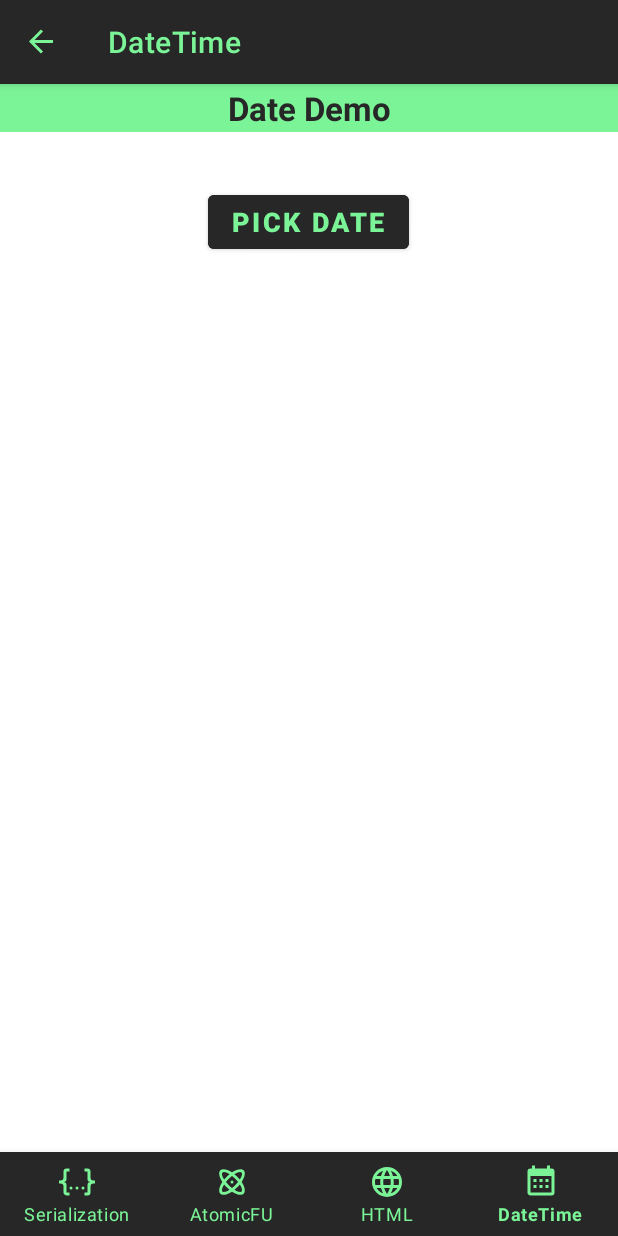
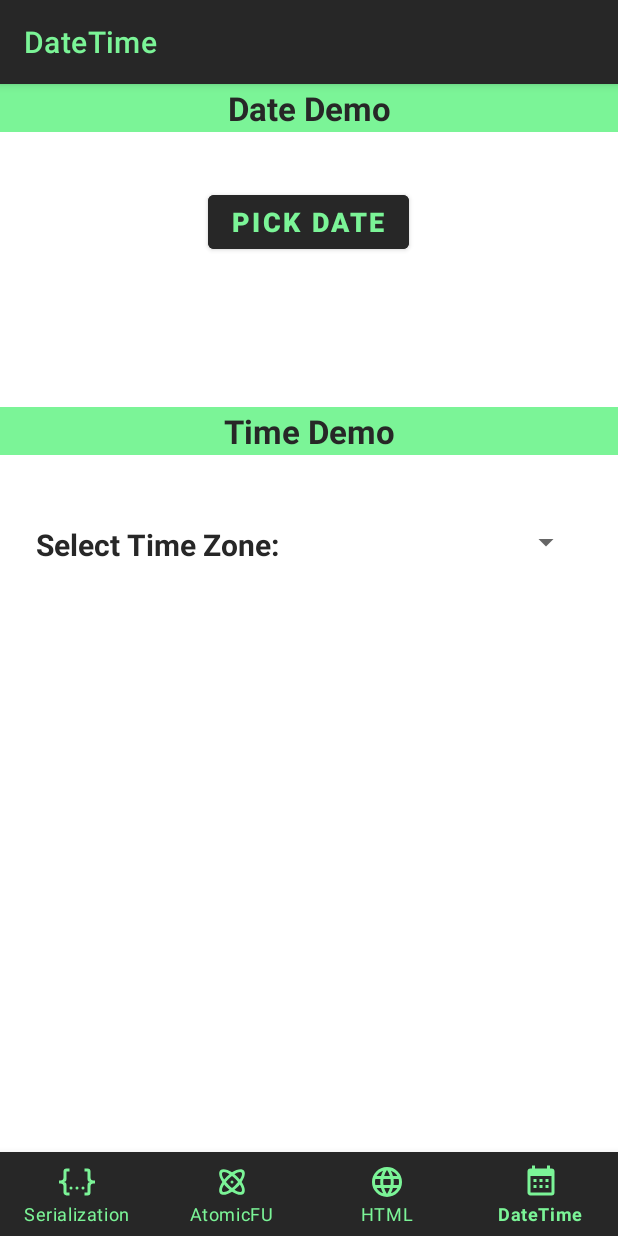
Before and after one commit to severn-everett/AndroidXDemo, an Android app: the DateTimeFragment screen opened through its navigation route, on a phone screen of 412 x 824 dp. Run offline under Robolectric (Android 15) with nearby library versions, the phone set to English and light mode, and no system bars; our stand-ins replace navigation-ui.

Commit message:
Added time demo for DateTimeFragment

```diff
--- a/app/src/main/java/com/severett/androidxdemo/MainActivity.kt
+++ b/app/src/main/java/com/severett/androidxdemo/MainActivity.kt
@@ -28,7 +28,8 @@ class MainActivity : AppCompatActivity() {
             setOf(
                 R.id.navigation_serialization,
                 R.id.navigation_atomicfu,
-                R.id.navigation_html
+                R.id.navigation_html,
+                R.id.navigation_datetime
             )
         )
         setupActionBarWithNavController(navController, appBarConfiguration)
--- a/app/src/main/java/com/severett/androidxdemo/ui/datetime/DateTimeFragment.kt
+++ b/app/src/main/java/com/severett/androidxdemo/ui/datetime/DateTimeFragment.kt
@@ -4,6 +4,8 @@ import android.os.Bundle
 import android.view.LayoutInflater
 import android.view.View
 import android.view.ViewGroup
+import android.widget.AdapterView
+import android.widget.ArrayAdapter
 import androidx.fragment.app.Fragment
 import com.google.android.material.datepicker.MaterialDatePicker
 import com.severett.androidxdemo.R
@@ -51,6 +53,55 @@ class DateTimeFragment : Fragment() {
             datePicker.show(parentFragmentManager, null)
         }
 
+        ArrayAdapter.createFromResource(
+            this.requireContext(),
+            R.array.content_datetime_timezones,
+            android.R.layout.simple_spinner_item
+        ).also { adapter ->
+            val timeZoneSpinner = binding.timeZoneSpinner
+            timeZoneSpinner.adapter = adapter
+            timeZoneSpinner.onItemSelectedListener = object : AdapterView.OnItemSelectedListener {
+                override fun onItemSelected(
+                    parent: AdapterView<*>,
+                    view: View?,
+                    pos: Int,
+                    id: Long
+                ) {
+                    val timezone = when (pos) {
+                        1 -> "Africa/Cairo"
+                        2 -> "America/New_York"
+                        3 -> "Europe/London"
+                        4 -> "Asia/Kolkata"
+                        5 -> "Asia/Tokyo"
+                        else -> null
+                    }
+                    if (timezone == null) {
+                        binding.currentTimeDisplay.text = ""
+                    } else {
+                        val currentTime = Clock.System.now().toLocalDateTime(
+                            TimeZone.of(timezone)
+                        )
+                        binding.currentTimeDisplay.text = resources.getString(
+                            R.string.content_datetime_current_time,
+                            parent.getItemAtPosition(pos),
+                            currentTime
+                        )
+                    }
+                }
+
+                override fun onNothingSelected(parent: AdapterView<*>) {
+                    // No-Op
+                }
+            }
+        }
+        val timeZoneSpinner = binding.timeZoneSpinner
+        timeZoneSpinner.adapter = ArrayAdapter.createFromResource(
+            this.requireContext(),
+            R.array.content_datetime_timezones,
+            android.R.layout.simple_spinner_item
+        )
+
+
         return root
     }
 
--- a/app/src/main/res/layout/fragment_datetime.xml
+++ b/app/src/main/res/layout/fragment_datetime.xml
@@ -33,7 +33,7 @@
         app:layout_constraintHorizontal_bias="0.0"
         app:layout_constraintStart_toStartOf="parent"
         app:layout_constraintTop_toBottomOf="@+id/pickDateButton"
-        tools:text="@string/content_datetime_dates_between" />
+        tools:text="Lorem Ipsum" />
 
     <Button
         android:id="@+id/pickDateButton"
@@ -50,4 +50,56 @@
         app:layout_constraintEnd_toEndOf="parent"
         app:layout_constraintStart_toStartOf="parent"
         app:layout_constraintTop_toBottomOf="@+id/dateDemoSectionLabel" />
+
+    <TextView
+        android:id="@+id/timeDemoSectionLabel"
+        android:layout_width="0dp"
+        android:layout_height="32dp"
+        android:layout_marginTop="36dp"
+        android:background="@color/apiumhub_green_main"
+        android:gravity="center"
+        android:text="@string/label_datetime_time_demo"
+        android:textColor="@color/black"
+        android:textSize="22sp"
+        android:textStyle="bold"
+        app:layout_constraintEnd_toEndOf="parent"
+        app:layout_constraintStart_toStartOf="parent"
+        app:layout_constraintTop_toBottomOf="@+id/daysBetweenDisplay" />
+
+    <TextView
+        android:id="@+id/selectTimeZoneLabel"
+        android:layout_width="wrap_content"
+        android:layout_height="wrap_content"
+        android:layout_marginStart="24dp"
+        android:layout_marginTop="46dp"
+        android:text="@string/input_datetime_timezone"
+        android:textColor="@color/black"
+        android:textSize="20sp"
+        android:textStyle="bold"
+        app:layout_constraintStart_toStartOf="parent"
+        app:layout_constraintTop_toBottomOf="@+id/timeDemoSectionLabel" />
+
+    <Spinner
+        android:id="@+id/timeZoneSpinner"
+        android:layout_width="180dp"
+        android:layout_height="48dp"
+        android:layout_marginTop="34dp"
+        android:layout_marginEnd="24dp"
+        app:layout_constraintEnd_toEndOf="parent"
+        app:layout_constraintTop_toBottomOf="@+id/timeDemoSectionLabel" />
+
+    <TextView
+        android:id="@+id/currentTimeDisplay"
+        android:layout_width="0dp"
+        android:layout_height="wrap_content"
+        android:layout_marginTop="36dp"
+        android:paddingStart="8dp"
+        android:paddingEnd="8dp"
+        android:textColor="@color/black"
+        android:textSize="20sp"
+        app:layout_constraintEnd_toEndOf="parent"
+        app:layout_constraintStart_toStartOf="parent"
+        app:layout_constraintTop_toBottomOf="@+id/selectTimeZoneLabel"
+        tools:text="@string/content_datetime_current_time" />
+
 </androidx.constraintlayout.widget.ConstraintLayout>
--- a/app/src/main/res/values/strings.xml
+++ b/app/src/main/res/values/strings.xml
@@ -11,6 +11,7 @@
     <string name="button_html_generate">Generate</string>
     <string name="button_serialization_execute">Run Serde</string>
     <!-- Inputs -->
+    <string name="input_datetime_timezone">Select Time Zone:</string>
     <string name="input_html_name"><u>Name:</u></string>
     <string name="input_html_styling"><u>Styling:</u></string>
     <string name="input_serialization_fizz">Enter Fizz:</string>
@@ -39,7 +40,9 @@
         <item quantity="one">%d day between %s and now.</item>
         <item quantity="other">%d days between %s and now.</item>
     </plurals>
+    <string name="content_datetime_current_time">The current time in %s is %s.</string>
     <string-array name="content_datetime_timezones">
+        <item> </item>
         <item>Cairo</item>
         <item>New York City</item>
         <item>London</item>
--- a/app/src/main/res/values/themes.xml
+++ b/app/src/main/res/values/themes.xml
@@ -12,10 +12,24 @@
         <!-- Action bar theme. -->
         <item name="actionBarTheme">@style/Theme.MyApplication.ActionBar</item>
         <!-- Customize your theme here. -->
+        <item name="android:spinnerItemStyle">@style/spinnerItemStyle</item>
+        <item name="android:spinnerDropDownItemStyle">@style/spinnerDropDownItemStyle</item>
     </style>
 
     <style name="Theme.MyApplication.ActionBar" parent="ThemeOverlay.MaterialComponents.ActionBar">
         <!-- text color for action bar title -->
         <item name="android:textColorPrimary">@color/apiumhub_green_main</item>
     </style>
+
+    <style name="spinnerItemStyle">
+        <item name="android:padding">12dp</item>
+        <item name="android:textSize">20sp</item>
+        <item name="android:textColor">@color/black</item>
+    </style>
+
+    <style name="spinnerDropDownItemStyle">
+        <item name="android:padding">18dp</item>
+        <item name="android:textSize">20sp</item>
+        <item name="android:textColor">@color/black</item>
+    </style>
 </resources>
```
